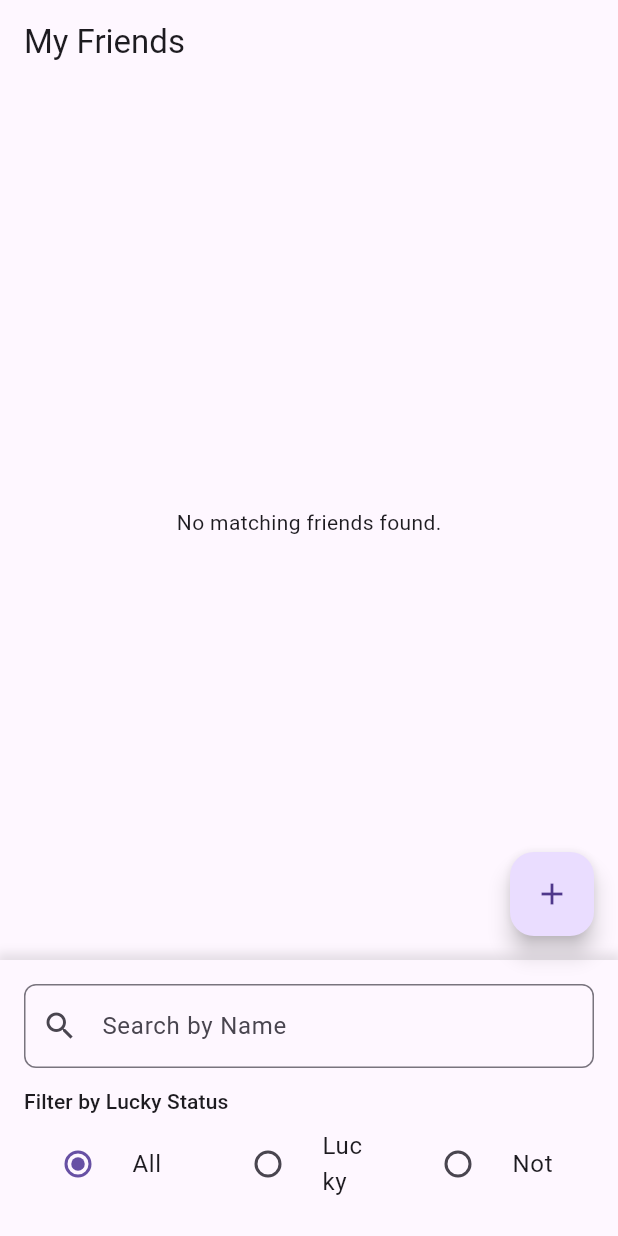
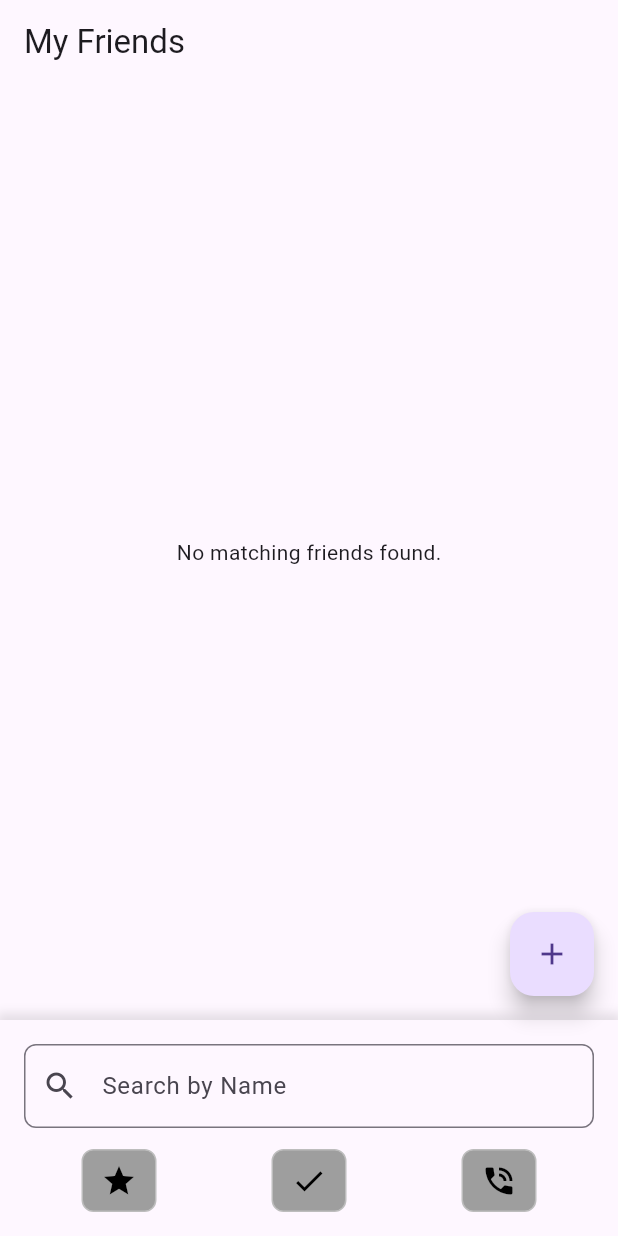
Before and after one commit to DaikiHori/PokeGoFriends, a Flutter app: the screen it shows after launch, on a phone screen of 412 x 824 dp. Run offline on Flutter 3.47's test engine with Material 3 defaults, Android fonts, the phone set to English and light mode, and no system bars; our stand-ins replace sqflite; accounts and stored records are empty.

Commit message:
Search function refactor:検索機能充実

```diff
--- a/lib/screens/friends_list_page.dart
+++ b/lib/screens/friends_list_page.dart
@@ -4,15 +4,10 @@ import 'package:flutter/material.dart';
 import '../database/database_helper.dart';
 import '../l10n/app_localizations.dart';
 import '../models/friend.dart'; // Friendモデルクラスをインポート
+import '../widgets/filter_toggle_button.dart';
 import 'package:poke_go_friends/screens/add_friend_page.dart'; // AddFriendPageへ遷移するため
 import 'package:url_launcher/url_launcher.dart'; // URLを開くためのパッケージ
 
-// luckyによるフィルタリングの状態を定義するenum
-enum LuckyFilter {
-  all, // 全ての友達
-  luckyOnly, // luckyが1の友達のみ
-  notLucky // luckyが0の友達のみ
-}
 // FriendsListPageは、データベースから友達のリストを表示するためのステートフルウィジェットです。
 class FriendsListPage extends StatefulWidget {
   const FriendsListPage({super.key});
@@ -30,9 +25,10 @@ class _FriendsListPageState extends State<FriendsListPage> {
 
   // 検索バーのテキスト入力用コントローラー
   final TextEditingController _searchController = TextEditingController();
-
-  // 選択されているluckyフィルタ
-  LuckyFilter _selectedLuckyFilter = LuckyFilter.all;
+  // 各フィルターの状態を管理するインデックス (0:All, 1:Only/Yes, 2:Not/No)
+  int _luckyFilterStateIndex = 0;
+  int _contactedFilterStateIndex = 0;
+  int _canContactFilterStateIndex = 0;
 
   // データがロード中かどうかを示すフラグ
   bool _isLoading = true;
@@ -145,15 +141,34 @@ class _FriendsListPageState extends State<FriendsListPage> {
 
         // luckyフィルタによるフィルタリング
         final bool luckyMatches;
-        if (_selectedLuckyFilter == LuckyFilter.luckyOnly) {
+        if (_luckyFilterStateIndex == 1) {
           luckyMatches = friend.lucky == 1;
-        } else if (_selectedLuckyFilter == LuckyFilter.notLucky) {
+        } else if (_luckyFilterStateIndex == 2) {
           luckyMatches = friend.lucky == 0;
         } else {
           luckyMatches = true; // LuckyFilter.all の場合
         }
 
-        return nameMatches && luckyMatches;
+        // contactedフィルタリングロジック
+        final bool contactedMatches;
+        if (_contactedFilterStateIndex == 1) { // 1: Contacted
+          contactedMatches = friend.contacted == 1;
+        } else if (_contactedFilterStateIndex == 2) { // 2: Not Contacted
+          contactedMatches = friend.contacted == 0;
+        } else { // 0: All
+          contactedMatches = true;
+        }
+
+        // canContactフィルタリングロジック
+        final bool canContactMatches;
+        if (_canContactFilterStateIndex == 1) { // 1: Can Contact
+          canContactMatches = friend.canContact == 1;
+        } else if (_canContactFilterStateIndex == 2) { // 2: Cannot Contact
+          canContactMatches = friend.canContact == 0;
+        } else { // 0: All
+          canContactMatches = true;
+        }
+        return nameMatches && luckyMatches && contactedMatches && canContactMatches;
       }).toList();
     });
   }
@@ -312,51 +327,87 @@ class _FriendsListPageState extends State<FriendsListPage> {
                 prefixIcon: const Icon(Icons.search), // 検索アイコン
               ),
             ),
-            const SizedBox(height: 12.0),
-            Text(localizations.filterByLuckyLabel, style: Theme
-                .of(context)
-                .textTheme
-                .titleSmall), // ラジオボタンのタイトル
+            const SizedBox(height: 14.0),
             Row(
+              mainAxisAlignment: MainAxisAlignment.spaceAround, // ボタンを均等に配置
               children: [
-                Expanded(
-                  child: RadioListTile<LuckyFilter>(
-                    title: Text(localizations.luckyFilterAll),
-                    value: LuckyFilter.all,
-                    groupValue: _selectedLuckyFilter,
-                    onChanged: (LuckyFilter? value) {
+                // Luckyフィルター用のトグルボタン
+                FilterToggleButton(
+                  // アイコンリストを渡す
+                  icons: const [
+                    Icons.star, // All
+                    Icons.star,        // Lucky Only
+                    Icons.star_border, // Not Lucky
+                  ],
+                  backgroundColors: const [
+                    Colors.grey,
+                    Colors.orange,
+                    Colors.blueGrey,
+                  ],
+                  iconColors: const [
+                    Colors.black,
+                    Colors.white,
+                    Colors.white,
+                  ],
+                  initialIndex: _luckyFilterStateIndex,
+                  onChanged: (newIndex) {
                     setState(() {
-                        _selectedLuckyFilter = value!;
-                        _filterFriends(); // ラジオボタン変更でフィルタリングを再実行
-                      });
-                    },
-                  ),
-                ),
-                Expanded(
-                  child: RadioListTile<LuckyFilter>(
-                    title: Text(localizations.luckyFilterLuckyOnly),
-                    value: LuckyFilter.luckyOnly,
-                    groupValue: _selectedLuckyFilter,
-                    onChanged: (LuckyFilter? value) {
-                      setState(() {
-                        _selectedLuckyFilter = value!;
+                      _luckyFilterStateIndex = newIndex;
                       _filterFriends();
                     });
                   },
                 ),
-                ),
-                Expanded(
-                  child: RadioListTile<LuckyFilter>(
-                    title: Text(localizations.luckyFilterNotLucky),
-                    value: LuckyFilter.notLucky,
-                    groupValue: _selectedLuckyFilter,
-                    onChanged: (LuckyFilter? value) {
+                // Contactedフィルター用のトグルボタン
+                FilterToggleButton(
+                  // アイコンリストを渡す
+                  icons: const [
+                    Icons.check, // All
+                    Icons.check,       // Contacted
+                    Icons.close,       // Not Contacted
+                  ],
+                  backgroundColors: const [
+                    Colors.grey,
+                    Colors.green,
+                    Colors.red,
+                  ],
+                  iconColors: const [
+                    Colors.black,
+                    Colors.white,
+                    Colors.white,
+                  ],
+                  initialIndex: _contactedFilterStateIndex,
+                  onChanged: (newIndex) {
                     setState(() {
-                        _selectedLuckyFilter = value!;
+                      _contactedFilterStateIndex = newIndex;
                       _filterFriends();
                     });
                   },
                 ),
+                // CanContactフィルター用のトグルボタン
+                FilterToggleButton(
+                  // アイコンリストを渡す
+                  icons: const [
+                    Icons.phone_in_talk,   // All
+                    Icons.phone_in_talk, // Can Contact
+                    Icons.phone_disabled, // Cannot Contact
+                  ],
+                  backgroundColors: const [
+                    Colors.grey,
+                    Colors.blue,
+                    Colors.deepOrange,
+                  ],
+                  iconColors: const [
+                    Colors.black,
+                    Colors.white,
+                    Colors.white,
+                  ],
+                  initialIndex: _canContactFilterStateIndex,
+                  onChanged: (newIndex) {
+                    setState(() {
+                      _canContactFilterStateIndex = newIndex;
+                      _filterFriends();
+                    });
+                  },
                 ),
               ],
             ),
--- /dev/null
+++ b/lib/widgets/filter_toggle_button.dart
@@ -0,0 +1,73 @@
+import 'package:flutter/material.dart';
+
+// FilterToggleButtonは、クリックで3つの状態を切り替えるカスタムボタンです。
+class FilterToggleButton extends StatefulWidget {
+  // ボタンの各状態に対応するアイコンデータのリスト
+  final List<IconData> icons;
+  // 各状態に対応する背景色のリスト
+  final List<Color> backgroundColors;
+  // 各状態に対応するアイコン色のリスト
+  final List<Color> iconColors; // TextColorsからIconColorsに変更
+  // ボタンがクリックされたときに、新しい状態のインデックスを通知するコールバック
+  final ValueChanged<int> onChanged;
+  // 初期状態のインデックス
+  final int initialIndex;
+  // オプションでアイコンのサイズを指定
+  final double iconSize;
+
+  const FilterToggleButton({
+    super.key,
+    required this.icons, // labelsからiconsに変更
+    required this.backgroundColors,
+    required this.iconColors, // textColorsからiconColorsに変更
+    required this.onChanged,
+    this.initialIndex = 0, // デフォルトは最初の状態
+    this.iconSize = 24.0, // デフォルトのアイコンサイズ
+  }) : assert(icons.length == backgroundColors.length && icons.length == iconColors.length,
+  'Icons, backgroundColors, and iconColors must have the same length.');
+
+  @override
+  State<FilterToggleButton> createState() => _FilterToggleButtonState();
+}
+
+class _FilterToggleButtonState extends State<FilterToggleButton> {
+  // 現在選択されている状態のインデックス
+  late int _currentIndex;
+
+  @override
+  void initState() {
+    super.initState();
+    _currentIndex = widget.initialIndex; // 初期状態を設定
+  }
+
+  // ボタンがタップされたときの処理
+  void _onTap() {
+    setState(() {
+      // インデックスをインクリメントし、リストの最後に到達したら0に戻る（サイクル）
+      _currentIndex = (_currentIndex + 1) % widget.icons.length;
+    });
+    // 親ウィジェットに新しい状態を通知
+    widget.onChanged(_currentIndex);
+  }
+
+  @override
+  Widget build(BuildContext context) {
+    return GestureDetector(
+      onTap: _onTap, // タップジェスチャーを検出
+      child: Container(
+        padding: const EdgeInsets.symmetric(horizontal: 12.0, vertical: 8.0),
+        decoration: BoxDecoration(
+          // 現在のインデックスに対応する背景色を設定
+          color: widget.backgroundColors[_currentIndex],
+          borderRadius: BorderRadius.circular(8.0), // 角丸
+          border: Border.all(color: Colors.grey.shade400), // 軽い境界線
+        ),
+        child: Icon( // TextからIconに変更
+          widget.icons[_currentIndex], // 現在のインデックスに対応するアイコンを表示
+          color: widget.iconColors[_currentIndex], // 現在のインデックスに対応するアイコン色を設定
+          size: widget.iconSize, // アイコンサイズ
+        ),
+      ),
+    );
+  }
+}
--- a/pubspec.yaml
+++ b/pubspec.yaml
@@ -16,7 +16,7 @@ publish_to: 'none' # Remove this line if you wish to publish to pub.dev
 # https://developer.apple.com/library/archive/documentation/General/Reference/InfoPlistKeyReference/Articles/CoreFoundationKeys.html
 # In Windows, build-name is used as the major, minor, and patch parts
 # of the product and file versions while build-number is used as the build suffix.
-version: 1.1.0+1
+version: 1.2.0+3
 
 environment:
   sdk: ^3.8.1
```
Lines whose indentation alone changed are shown as unchanged.
